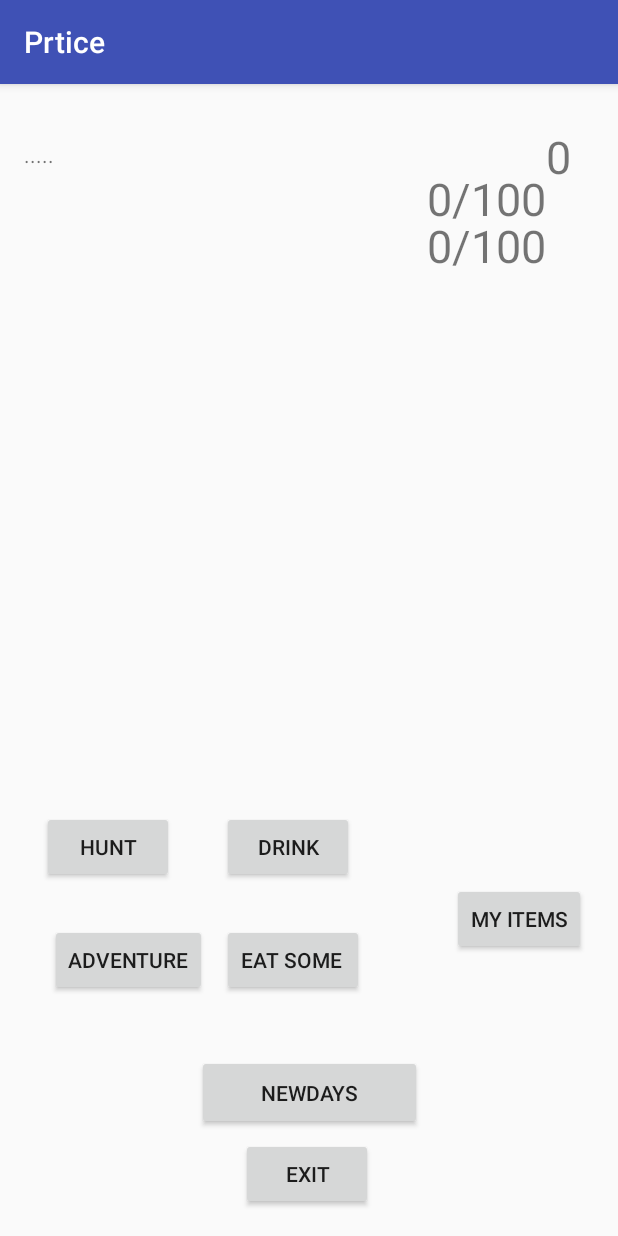
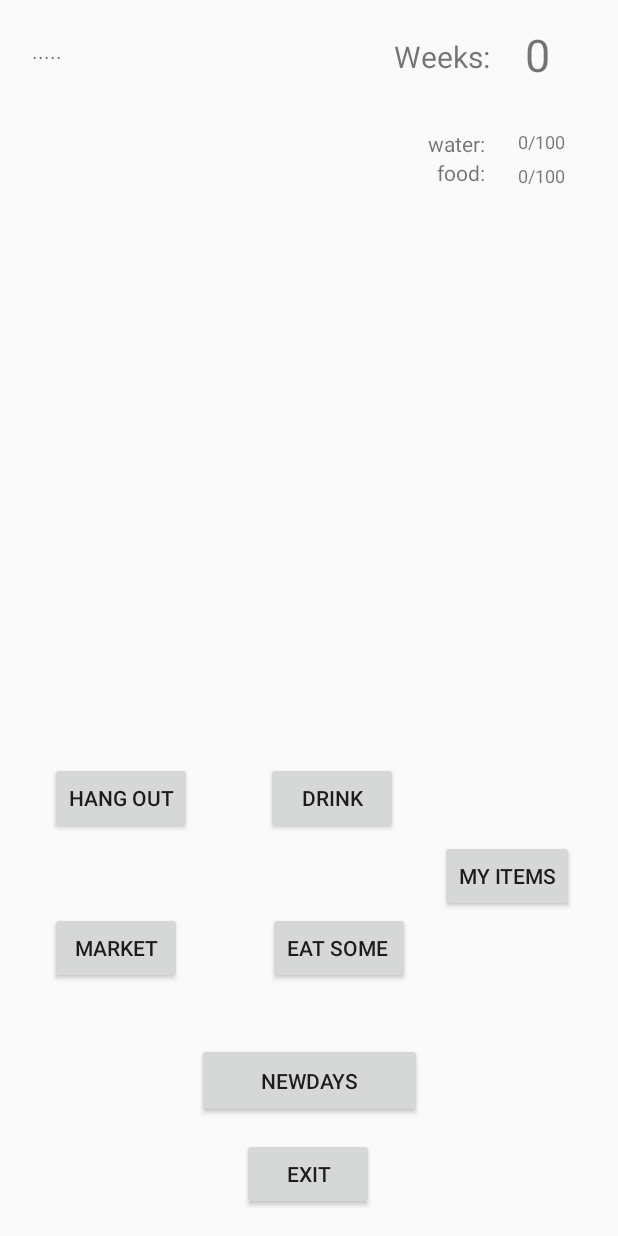
Before and after one commit to XiwenZhang/SIT-305-Assignment-2, an Android app: the StartGame screen opened directly, with no data from a screen before it, on a phone screen of 412 x 824 dp. Run offline under Robolectric (Android 15) with nearby library versions, the phone set to English and light mode, and no system bars.

Commit message:
week6 upload

```diff
--- a/app/src/main/java/com/example/user/prtice/HuntActivity.java
+++ b/app/src/main/java/com/example/user/prtice/HuntActivity.java
@@ -44,8 +44,8 @@ public class HuntActivity extends Activity {
 
 
     public void Ok_task(View view) {
-        Intent intent = new Intent(this, StartGame.class);
-        startActivity(intent);
+        this.finish();
+
     }
 
     private void Event(int i) {
--- a/app/src/main/java/com/example/user/prtice/StartGame.java
+++ b/app/src/main/java/com/example/user/prtice/StartGame.java
@@ -19,7 +19,7 @@ import android.view.View;
 import java.security.PrivateKey;
 import java.util.Random;
 
-public class StartGame extends AppCompatActivity {
+public class StartGame extends Activity {
 
      private int days;
      private  int thirty = 0;
--- /dev/null
+++ b/app/src/main/res/layout/items.xml
@@ -0,0 +1,6 @@
+<?xml version="1.0" encoding="utf-8"?>
+<android.support.constraint.ConstraintLayout
+    xmlns:android="http://schemas.android.com/apk/res/android" android:layout_width="match_parent"
+    android:layout_height="match_parent">
+
+</android.support.constraint.ConstraintLayout>
--- a/app/src/main/res/layout/startpage.xml
+++ b/app/src/main/res/layout/startpage.xml
@@ -11,34 +11,32 @@
 
         android:layout_width="wrap_content"
         android:layout_height="wrap_content"
-        android:layout_marginTop="28dp"
-        android:layout_marginEnd="31dp"
-        android:layout_marginRight="31dp"
+        android:layout_marginTop="16dp"
+        android:layout_marginEnd="45dp"
+        android:layout_marginRight="45dp"
         android:text="0"
         android:textSize="30dp"
         app:layout_constraintEnd_toEndOf="parent"
-        app:layout_constraintStart_toEndOf="@+id/Hungry"
+        app:layout_constraintStart_toEndOf="@+id/textView3"
         app:layout_constraintTop_toTopOf="parent" />
 
     <Button
         android:id="@+id/NewDay"
         android:layout_width="150dp"
         android:layout_height="50dp"
-        android:layout_marginTop="39dp"
-        android:layout_marginBottom="54dp"
+        android:layout_marginBottom="13dp"
         android:text="Newdays"
-        app:layout_constraintBottom_toBottomOf="@+id/Exit"
+        app:layout_constraintBottom_toTopOf="@+id/Exit"
         app:layout_constraintEnd_toEndOf="parent"
-        app:layout_constraintStart_toStartOf="parent"
-        app:layout_constraintTop_toBottomOf="@+id/Adventure" />
+        app:layout_constraintStart_toStartOf="parent" />
 
     <Button
         android:id="@+id/Hunt"
         android:layout_width="wrap_content"
         android:layout_height="wrap_content"
-        android:layout_marginStart="28dp"
-        android:layout_marginLeft="28dp"
-        android:text="Hunt"
+        android:layout_marginStart="33dp"
+        android:layout_marginLeft="33dp"
+        android:text="Hang out"
         app:layout_constraintBaseline_toBaselineOf="@+id/Drink"
         app:layout_constraintStart_toStartOf="parent" />
 
@@ -46,10 +44,12 @@
         android:id="@+id/Drink"
         android:layout_width="wrap_content"
         android:layout_height="wrap_content"
-        android:layout_marginBottom="235dp"
+        android:layout_marginEnd="28dp"
+        android:layout_marginRight="28dp"
+        android:layout_marginBottom="4dp"
         android:text="Drink"
-        app:layout_constraintBottom_toBottomOf="parent"
-        app:layout_constraintStart_toStartOf="@+id/Eat" />
+        app:layout_constraintBottom_toTopOf="@+id/Items"
+        app:layout_constraintEnd_toStartOf="@+id/Items" />
 
     <Button
         android:id="@+id/Adventure"
@@ -57,7 +57,7 @@
         android:layout_height="wrap_content"
         android:layout_marginStart="33dp"
         android:layout_marginLeft="33dp"
-        android:text="Adventure"
+        android:text="Market"
         app:layout_constraintBaseline_toBaselineOf="@+id/Eat"
         app:layout_constraintStart_toStartOf="parent" />
 
@@ -65,31 +65,30 @@
         android:id="@+id/Eat"
         android:layout_width="wrap_content"
         android:layout_height="wrap_content"
-        android:layout_marginStart="10dp"
-        android:layout_marginLeft="10dp"
-        android:layout_marginTop="27dp"
+        android:layout_marginEnd="20dp"
+        android:layout_marginRight="20dp"
+        android:onClick="Eat_Some"
         android:text="Eat Some "
-        android:onClick="Eat_Some"
-        app:layout_constraintStart_toEndOf="@+id/Adventure"
-        app:layout_constraintTop_toBottomOf="@+id/Drink" />
+        app:layout_constraintEnd_toStartOf="@+id/Items"
+        app:layout_constraintTop_toBottomOf="@+id/Items" />
 
     <Button
         android:id="@+id/Items"
         android:layout_width="wrap_content"
         android:layout_height="wrap_content"
-        android:layout_marginEnd="21dp"
-        android:layout_marginRight="21dp"
-        android:layout_marginBottom="27dp"
+        android:layout_marginEnd="29dp"
+        android:layout_marginRight="29dp"
+        android:layout_marginBottom="216dp"
         android:text="My Items"
-        app:layout_constraintBottom_toBottomOf="@+id/Eat"
+        app:layout_constraintBottom_toBottomOf="parent"
         app:layout_constraintEnd_toEndOf="parent" />
 
     <Button
         android:id="@+id/Exit"
         android:layout_width="wrap_content"
         android:layout_height="wrap_content"
-        android:layout_marginStart="29dp"
-        android:layout_marginLeft="29dp"
+        android:layout_marginStart="30dp"
+        android:layout_marginLeft="30dp"
         android:layout_marginBottom="17dp"
         android:text="Exit"
         app:layout_constraintBottom_toBottomOf="parent"
@@ -99,34 +98,71 @@
         android:id="@+id/Thirty"
         android:layout_width="wrap_content"
         android:layout_height="wrap_content"
-        android:layout_marginTop="31dp"
+        android:layout_marginTop="6dp"
         android:text="0/100"
-        android:textSize="30dp"
+        android:textSize="12dp"
         app:layout_constraintStart_toStartOf="@+id/Hungry"
-        app:layout_constraintTop_toTopOf="@+id/Hungry" />
+        app:layout_constraintTop_toBottomOf="@+id/Hungry" />
 
     <TextView
         android:id="@+id/Hungry"
         android:layout_width="wrap_content"
         android:layout_height="wrap_content"
-        android:layout_marginTop="28dp"
+        android:layout_marginTop="29dp"
+        android:layout_marginEnd="30dp"
+        android:layout_marginRight="30dp"
         android:text="0/100"
-        android:textSize="30dp"
-        app:layout_constraintEnd_toStartOf="@+id/Days"
-        app:layout_constraintStart_toEndOf="@+id/board"
-        app:layout_constraintTop_toTopOf="@+id/Days" />
+        android:textSize="12dp"
+        app:layout_constraintEnd_toEndOf="parent"
+        app:layout_constraintStart_toEndOf="@+id/textView"
+        app:layout_constraintTop_toBottomOf="@+id/Days" />
 
     <TextView
         android:id="@+id/board"
         android:layout_width="0dp"
-        android:layout_height="243dp"
+        android:layout_height="284dp"
         android:layout_marginStart="16dp"
         android:layout_marginLeft="16dp"
-        android:layout_marginTop="37dp"
-        android:layout_marginEnd="54dp"
-        android:layout_marginRight="54dp"
+        android:layout_marginTop="24dp"
+        android:layout_marginEnd="37dp"
+        android:layout_marginRight="37dp"
         android:text="....."
-        app:layout_constraintEnd_toStartOf="@+id/Hungry"
+        app:layout_constraintEnd_toStartOf="@+id/textView"
         app:layout_constraintStart_toStartOf="parent"
         app:layout_constraintTop_toTopOf="parent" />
+
+    <TextView
+        android:id="@+id/textView"
+        android:layout_width="wrap_content"
+        android:layout_height="wrap_content"
+        android:layout_marginEnd="17dp"
+        android:layout_marginRight="17dp"
+        android:text="water:"
+        app:layout_constraintEnd_toStartOf="@+id/Hungry"
+        app:layout_constraintStart_toEndOf="@+id/board"
+        app:layout_constraintTop_toTopOf="@+id/Hungry" />
+
+    <TextView
+        android:id="@+id/textView2"
+        android:layout_width="wrap_content"
+        android:layout_height="wrap_content"
+        android:text="food:"
+        app:layout_constraintEnd_toEndOf="@+id/textView"
+        app:layout_constraintTop_toBottomOf="@+id/textView" />
+
+    <TextView
+        android:id="@+id/textView3"
+        android:layout_width="wrap_content"
+        android:layout_height="30dp"
+        android:layout_marginStart="20dp"
+        android:layout_marginLeft="20dp"
+        android:layout_marginTop="24dp"
+        android:layout_marginEnd="23dp"
+        android:layout_marginRight="23dp"
+        android:textSize="20dp"
+        android:text="Weeks:"
+        app:layout_constraintEnd_toStartOf="@+id/Days"
+        app:layout_constraintStart_toEndOf="@+id/board"
+        app:layout_constraintTop_toTopOf="parent" />
+
 </android.support.constraint.ConstraintLayout>
```
Also changed, not shown: app/src/main/java/com/example/user/prtice/HunterActivity.java (deleted, +0 -8 lines), app/src/main/java/com/example/user/prtice/Items.java (added, +25 -0 lines), app/src/main/java/com/example/user/prtice/MarketActivity.java (added, +27 -0 lines), app/src/main/res/layout/activity_main.xml (+7 -2 lines), app/src/main/res/layout/market.xml (added, +53 -0 lines), app/src/main/res/layout/singleitem.xml (added, +49 -0 lines).
